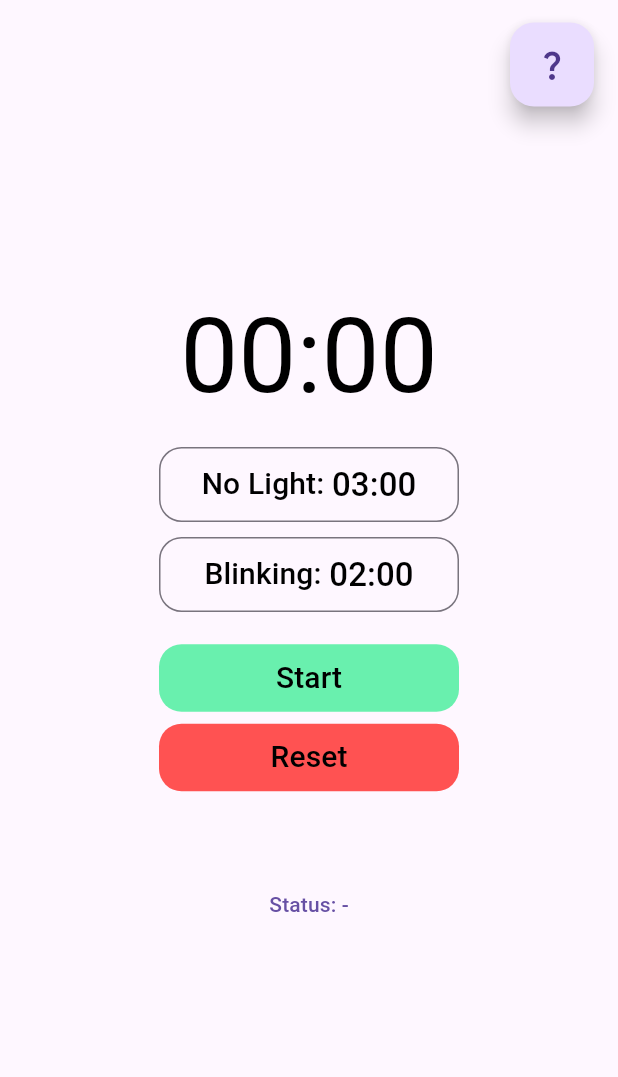
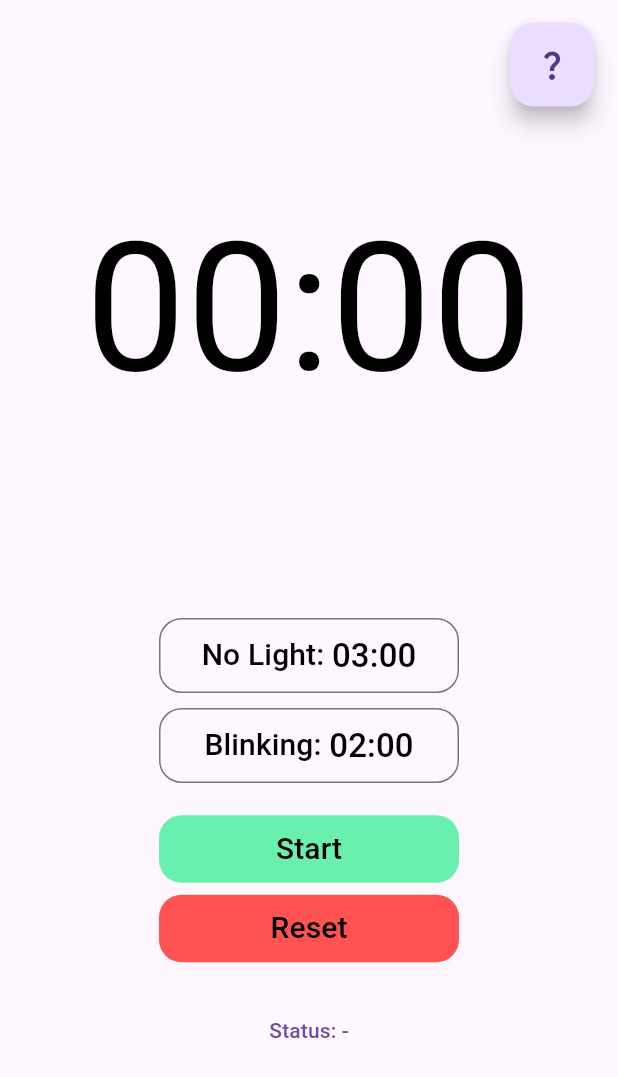
Before and after one commit to tortik92/Lamp-Of-Fear-Red, a Flutter app: the screen it shows after launch, on a phone screen of 412 x 824 dp. Shown: the top 1077 px of the screen. Run offline on Flutter 3.47's test engine with Material 3 defaults, Android fonts, the phone set to English and light mode, and no system bars; our stand-ins replace permission_handler; missing offline and left inert: flutter_reactive_ble.

Commit message:
Horizontal Mode

```diff
--- a/flutter_app/red_lamp_of_fear/lib/main.dart
+++ b/flutter_app/red_lamp_of_fear/lib/main.dart
@@ -208,18 +208,25 @@ Future<bool> requestPermissions() async {
   @override
   Widget build(BuildContext context) {
     return Scaffold(
-      body: Center(
-        child: Column(
+      body:
+        OrientationBuilder(builder: (context, orientation) {
+          return GridView.count(
+            crossAxisCount: orientation == Orientation.portrait ? 1 : 2,
+            children: [
+              Column(
+                mainAxisSize: MainAxisSize.min,
+                mainAxisAlignment: MainAxisAlignment.center,
                 crossAxisAlignment: CrossAxisAlignment.center,
-          mainAxisSize: MainAxisSize.min,
                 children: [
-            // MAIN STOPWATCH
                   DefaultTextStyle(
-              style: const TextStyle(color: Colors.black, fontSize: 69),
+                  style: const TextStyle(color: Colors.black, fontSize: 120),
                   child: Text(returnFormattedText(stopwatch.elapsed)),
                 ),
-            const SizedBox(height: 20),
-
+                ],
+              ),
+              Column(
+                mainAxisAlignment: orientation == Orientation.portrait ? MainAxisAlignment.start : MainAxisAlignment.center,
+                children: [
                   // No Light Input
                 OutlinedButton(
 
@@ -310,16 +317,16 @@ Future<bool> requestPermissions() async {
                   ),
                   child: const Text("Reset", style: TextStyle(color: Colors.black, fontSize: 20),),
                 ),
-            const SizedBox(height: 50),
-
+                const SizedBox(height: 20),
                 SizedBox(
                   width: 200,
                   child: Center(child: TextButton(onPressed: findBLEDevice, child: Text('Status: $connectionStatus'))),
                 ),
-
                 ],
-        ),
-      ),
+              )
+            ],
+          );
+        }),
       floatingActionButton: Padding(
         padding: const EdgeInsets.symmetric(vertical: 15),
         child: FloatingActionButton(
```
Lines whose indentation alone changed are shown as unchanged.
